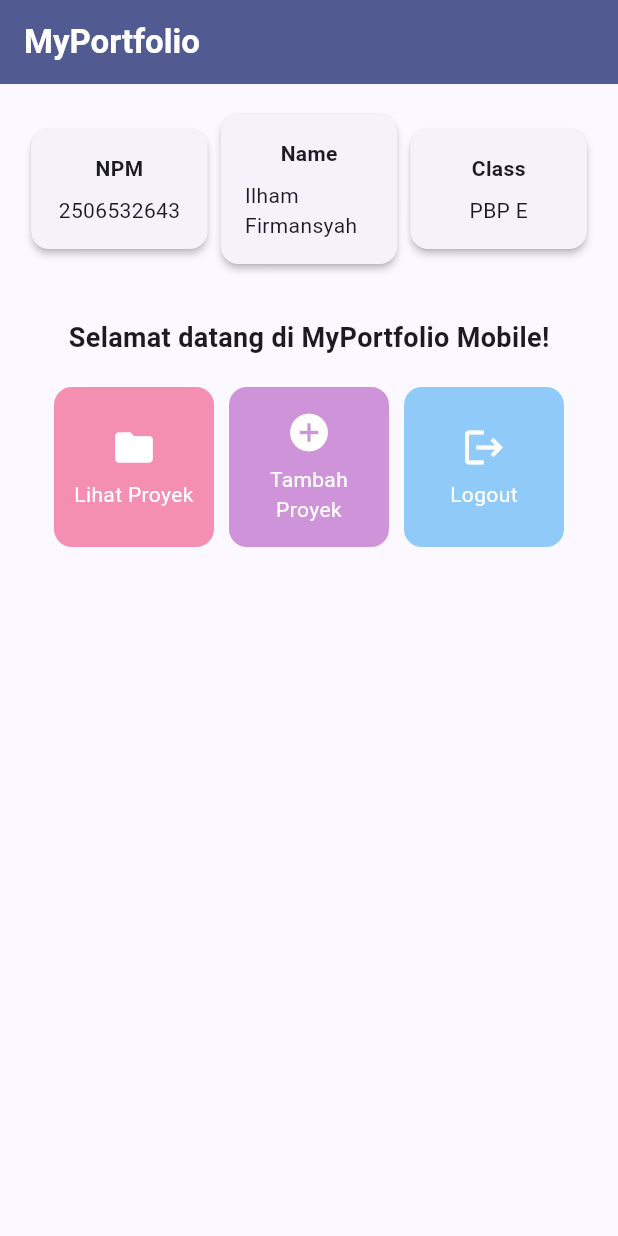
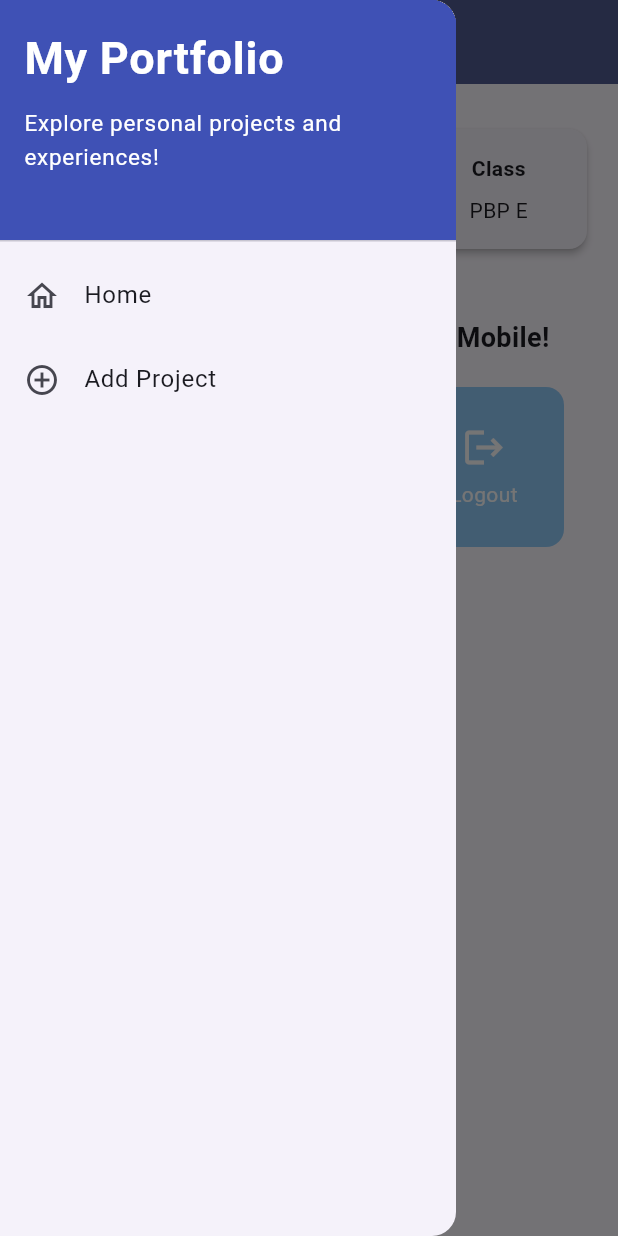
Before and after one commit to RedStone576/pbp_flutter, a Flutter app: the screen it shows after launch, with the side drawer open (before the commit the screen has no drawer), on a phone screen of 412 x 824 dp. Run offline on Flutter 3.47's test engine with Material 3 defaults, Android fonts, the phone set to English and light mode, and no system bars.

Commit message:
feat: created leftdrawer widget

```diff
--- a/lib/menu.dart
+++ b/lib/menu.dart
@@ -1,4 +1,5 @@
 import 'package:flutter/material.dart';
+import 'package:pbp_flutter/widgets/left_drawer.dart';
 
 class MyHomePage extends StatelessWidget {
   MyHomePage({super.key});
@@ -27,7 +28,9 @@ class MyHomePage extends StatelessWidget {
           ),
         ),
         backgroundColor: Theme.of(context).colorScheme.primary,
+        iconTheme: const IconThemeData(color: Colors.white),
       ),
+      drawer: const LeftDrawer(),
       // Body halaman utama dengan padding di sekelilingnya.
       body: Padding(
         padding: const EdgeInsets.all(16.0),
--- /dev/null
+++ b/lib/widgets/left_drawer.dart
@@ -0,0 +1,65 @@
+import 'package:flutter/material.dart';
+import 'package:pbp_flutter/menu.dart';
+
+class LeftDrawer extends StatelessWidget {
+  const LeftDrawer({super.key});
+
+  @override
+  Widget build(BuildContext context) {
+    return Drawer(
+      child: ListView(
+        children: [
+          const DrawerHeader(
+            decoration: BoxDecoration(
+              color: Colors.indigo,
+            ),
+            child: Column(
+              crossAxisAlignment: CrossAxisAlignment.start,
+              children: [
+                Text(
+                  'My Portfolio',
+                  style: TextStyle(
+                    fontSize: 30,
+                    fontWeight: FontWeight.bold,
+                    color: Colors.white,
+                  ),
+                ),
+                SizedBox(height: 10),
+                Text(
+                  'Explore personal projects and experiences!',
+                  style: TextStyle(
+                    fontSize: 15,
+                    color: Colors.white,
+                  ),
+                ),
+              ],
+            ),
+          ),
+          ListTile(
+            leading: const Icon(Icons.home_outlined),
+            title: const Text('Home'),
+            // Navigasi ke halaman utama portofolio
+            onTap: () {
+              Navigator.pushReplacement(
+                context,
+                MaterialPageRoute(
+                  builder: (context) => MyHomePage(),
+                ),
+              );
+            },
+          ),
+          ListTile(
+            leading: const Icon(Icons.add_circle_outline),
+            title: const Text('Add Project'),
+            // Navigasi ke halaman tambah proyek
+            onTap: () {
+              /*
+              TODO: Buatlah routing ke halaman ProjectFormPage yang akan dibuat nanti.
+              */
+            },
+          ),
+        ],
+      ),
+    );
+  }
+}
```
